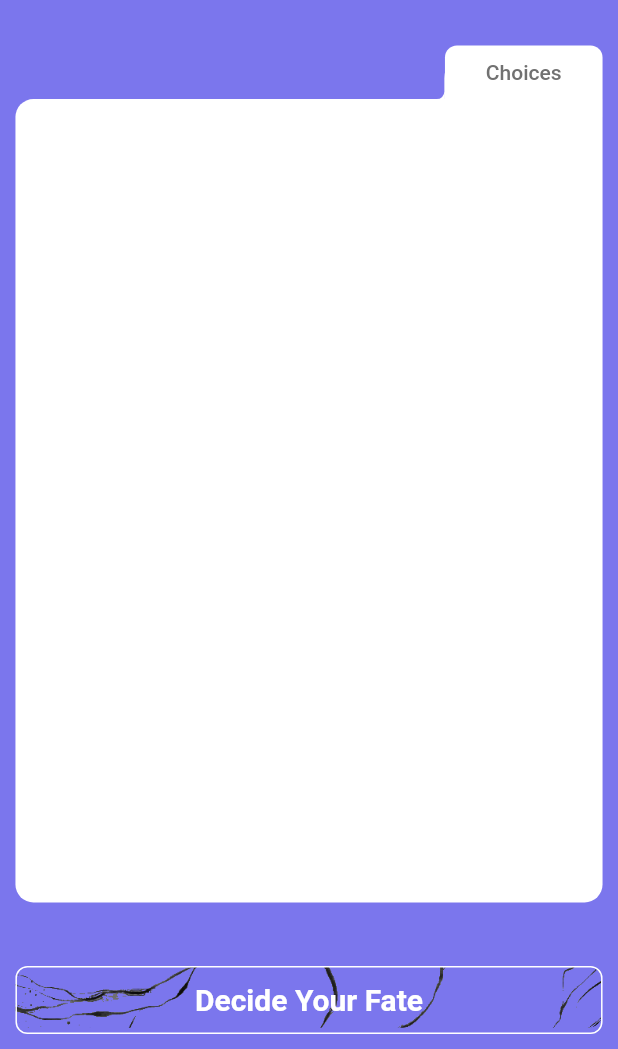
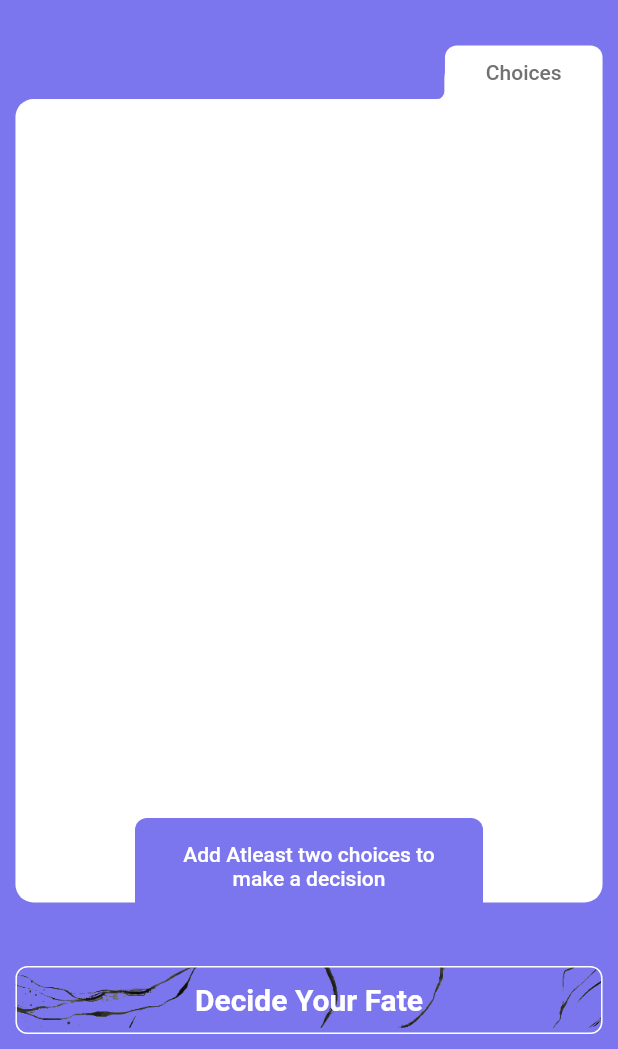
Before and after one commit to UsamaEjaz0/Fately-your-decision-maker, a Flutter app: the screen it shows after launch, after a tap on "Decide Your Fate", on a phone screen of 412 x 824 dp, the part 187-1236 px from its top. Run offline on Flutter 3.47's test engine with Material 2 defaults, Android fonts, the phone set to English and light mode, and no system bars; drawn by our look-alikes of another_flushbar; our stand-ins replace double_back_to_close, flutter_spinkit, google_fonts, video_player; Roboto replaces fonts that are missing (Montserrat).

Commit message:
added flush bar messages

```diff
--- a/lib/UI/home.dart
+++ b/lib/UI/home.dart
@@ -11,6 +11,9 @@ import 'package:haha_decision_maker/Widgets/custom_decide_button.dart';
 import 'package:haha_decision_maker/Widgets/custom_name_text.dart';
 
 import 'decision_processing.dart';
+import 'package:another_flushbar/flushbar.dart';
+import 'package:another_flushbar/flushbar_helper.dart';
+import 'package:another_flushbar/flushbar_route.dart';
 
 class HomePageWidget extends StatefulWidget {
   HomePageWidget({Key key}) : super(key: key);
@@ -197,8 +200,27 @@ class _HomePageWidgetState extends State<HomePageWidget> {
                       0, SizeConfig.safeBlockVertical * 1.5, 0, 10),
                   child: CustomButton(
                     "Decide Your Fate",
-                    onTap: items.isEmpty
-                        ? () {}
+                    onTap: items.length < 2
+                        ? () {
+                            Flushbar(
+                              messageText: Text(
+                                "Add Atleast two choices to make a decision",
+                                textAlign: TextAlign.center,
+                                style: TextStyle(
+                                  fontFamily: "Montserrat",
+                                  fontStyle: FontStyle.normal,
+                                  fontWeight: FontWeight.w500,
+                                  fontSize: 14.0,
+                                  color: whiteColor,
+                                ),
+                              ),
+                              duration: Duration(seconds: 2),
+                              flushbarStyle: FlushbarStyle.FLOATING,
+                              margin: EdgeInsets.all(90),
+                              borderRadius: BorderRadius.circular(8),
+                              backgroundColor: purpleColor,
+                            )..show(context);
+                          }
                         : () {
                             var random = new Random();
                             var i = random.nextInt(items.length);
--- a/pubspec.yaml
+++ b/pubspec.yaml
@@ -31,6 +31,7 @@ dependencies:
   animated_splash_screen: ^1.1.0
   flutter_spinkit: "^4.1.2"
   double_back_to_close: ^2.0.0
+  another_flushbar: ^1.10.24
   # The following adds the Cupertino Icons font to your application.
   # Use with the CupertinoIcons class for iOS style icons.
   cupertino_icons: ^1.0.2
```
Also changed, not shown: pubspec.lock.
